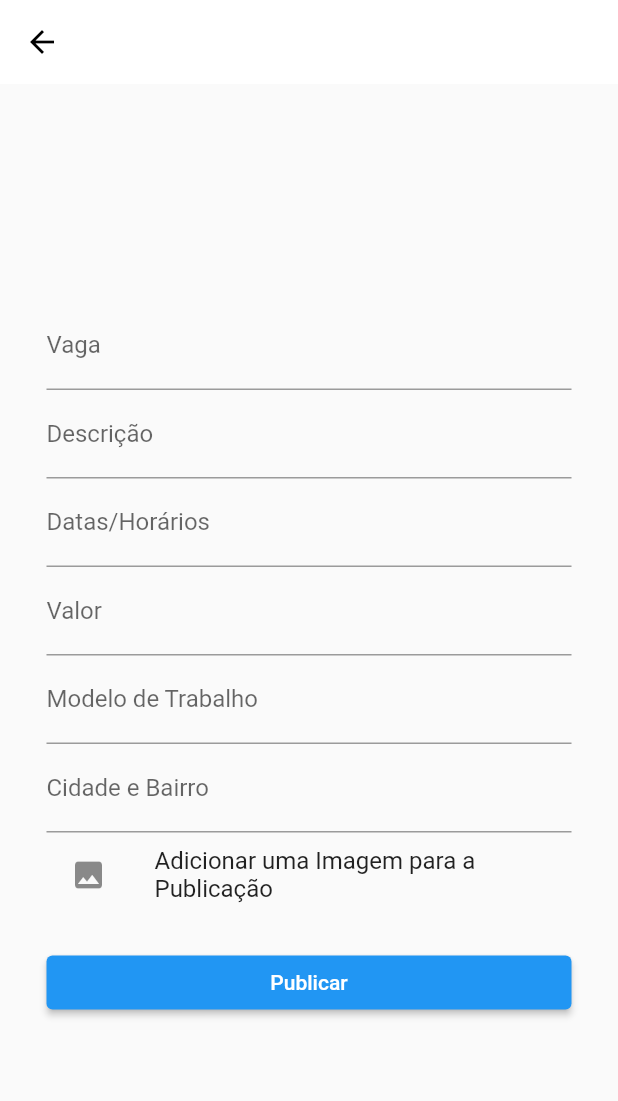
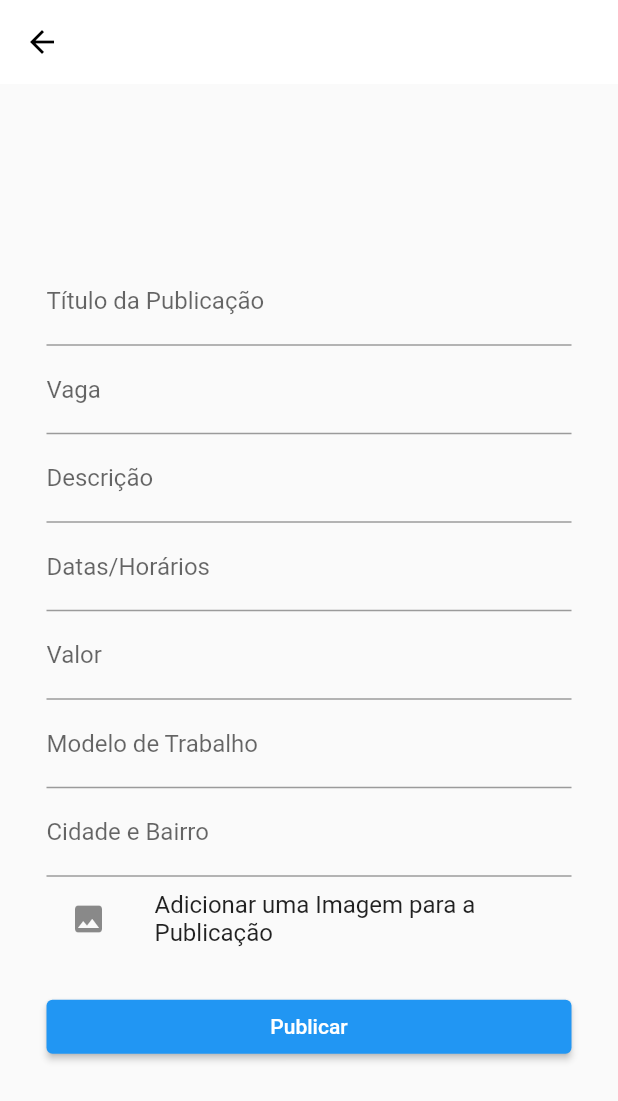
Before and after one commit to GustavoMartinx/Freela, a Flutter app: the FormPub screen opened directly, after a tap on "Adicionar uma Imagem para a Publicação", on a phone screen of 412 x 824 dp. Shown: the top 1101 px of the screen. Run offline on Flutter 3.47's test engine with Material 2 defaults, Android fonts, the light colour scheme and no system bars; our stand-ins replace image_picker; missing offline and left inert: dart:html.

Commit message:
feat: send pub form in formPub.dart (exept image)

```diff
--- a/project/lib/screens/subscreens/formPub.dart
+++ b/project/lib/screens/subscreens/formPub.dart
@@ -7,30 +7,38 @@ import 'package:image_picker/image_picker.dart';
 import '../../models/pubForm.dart';
 import 'package:http/http.dart' as http;
 
-Future<Pub> createPub(String vaga, String desc, String datasHorarios,
-    String valor, String modeloTrab, String cidadeBairro, String imagem) async {
+Future<Pub> createPub(
+    String titulo,
+    String vaga,
+    String desc,
+    String datasHorarios,
+    String valor,
+    String modeloTrab,
+    String cidadeBairro,
+    Future<String> imagem) async {
   final response = await http.post(
     Uri.parse(
-        'https://jsonplaceholder.typicode.com/albums'), //https://localhost:3000/store-Pub/
+        'http://localhost:3000/store-pub/'), //https://jsonplaceholder.typicode.com/albums  // http://localhost:3000/store-pub/
     headers: <String, String>{
       'Content-Type': 'application/json; charset=UTF-8',
     },
-    body: jsonEncode(<String, String>{
-      // mas e o id?
+    body: jsonEncode(<String, dynamic>{
+      'titulo': titulo,
       'vaga': vaga,
       'desc': desc,
       'datasHorarios': datasHorarios,
       'valor': valor,
       'modeloTrab': modeloTrab,
       'cidadeBairro': cidadeBairro,
-      'imagem': imagem,
+      'imagem': imagem.toString(),
     }),
   );
 
   if (response.statusCode == 201) {
     // If the server did return a 201 CREATED response,
     // then parse the JSON.
-    return Pub.fromJson(jsonDecode(response.body)); // estranho (colocar popup?)
+    return Pub.fromJson(
+        jsonDecode(response.body)['dados']); // estranho (colocar popup?)
   } else {
     // If the server did not return a 201 CREATED response,
     // then throw an exception.
@@ -46,22 +54,42 @@ class FormPub extends StatefulWidget {
 }
 
 class _FormPubState extends State<FormPub> {
-
+  final TextEditingController _controllerTitulo = TextEditingController();
   final TextEditingController _controllerVaga = TextEditingController();
   final TextEditingController _controllerDesc = TextEditingController();
-  final TextEditingController _controllerDatasHorarios = TextEditingController();
+  final TextEditingController _controllerDatasHorarios =
+      TextEditingController();
   final TextEditingController _controllerValor = TextEditingController();
   final TextEditingController _controllerModeloTrab = TextEditingController();
   final TextEditingController _controllerCidadeBairro = TextEditingController();
   Future<Pub>? _futurePub;
 
   XFile? image;
+  // late String titulo;
   late String vaga;
   late String desc;
   late String datasHorarios;
   late String valor;
   late String modeloTrab;
   late String cidadeBairro;
+  late Future<String> x;
+
+  Widget buildTitulo() {
+    return TextFormField(
+      decoration: const InputDecoration(
+          labelText: 'Título da Publicação',
+          hintText: 'Informe um Título para a Publicação'),
+      validator: (value) {
+        if (value == '') {
+          return 'Campo obrigatório';
+        }
+      },
+      // onSaved: (value) {
+      //   vaga = value.toString();
+      // },
+      controller: _controllerTitulo,
+    );
+  }
 
   Widget buildVaga() {
     return TextFormField(
@@ -92,6 +120,7 @@ class _FormPubState extends State<FormPub> {
       onSaved: (value) {
         desc = value.toString();
       },
+      controller: _controllerDesc,
     );
   }
 
@@ -108,6 +137,7 @@ class _FormPubState extends State<FormPub> {
       onSaved: (value) {
         datasHorarios = value.toString();
       },
+      controller: _controllerDatasHorarios,
     );
   }
 
@@ -123,6 +153,7 @@ class _FormPubState extends State<FormPub> {
       onSaved: (value) {
         valor = value.toString();
       },
+      controller: _controllerValor,
     );
   }
 
@@ -138,6 +169,7 @@ class _FormPubState extends State<FormPub> {
       onSaved: (value) {
         modeloTrab = value.toString();
       },
+      controller: _controllerModeloTrab,
     );
   }
 
@@ -152,14 +184,19 @@ class _FormPubState extends State<FormPub> {
       onSaved: (value) {
         cidadeBairro = value.toString();
       },
+      controller: _controllerCidadeBairro,
     );
   }
 
   Widget buildImage() {
     return ListTile(
       leading: Icon(Icons.image),
-      title: Text("Adicionar uma Imagem para a Publicação"),
-      onTap: selectImage,
+      title: const Text("Adicionar uma Imagem para a Publicação"),
+      onTap: (() {
+        //controller:
+        x = selectImage();
+        print(x);
+      }),
       trailing: image != null
           ? Image.network(image!.path)
           : null, // Image.file(File(image!.path))
@@ -222,14 +259,20 @@ class _FormPubState extends State<FormPub> {
           width: 350,
           height: 800,
           // padding: EdgeInsets.only(top: 10, left: 700),
-          child: Form(
+          child: (_futurePub == null) ? buildForm() : buildFutureBuilder(),
+        ),
+      ),
+    );
+  }
+
+  Form buildForm() {
+    return Form(
       child: Column(
         mainAxisSize: MainAxisSize.min,
         crossAxisAlignment: CrossAxisAlignment.stretch,
         mainAxisAlignment: MainAxisAlignment.center,
-              children:
-              // if (_futurePub == null) {
-              <Widget>[
+        children: <Widget>[
+          buildTitulo(),
           buildVaga(),
           buildDesc(),
           buildDatasHorarios(),
@@ -244,17 +287,21 @@ class _FormPubState extends State<FormPub> {
               style: TextStyle(color: Colors.white, fontSize: 14),
             ),
             onPressed: () => {
-                    // dialogBuilderNotify(context),
               setState(() {
-                      _futurePub = createPub(_controllerVaga.text, _controllerDesc, _controllerDatasHorarios,
-    _controllerValor, _controllerModeloTrab, _controllerCidadeBairro/*, imagem*/); // colocar .text em todos
-                    });
+                _futurePub = createPub(
+                  _controllerTitulo.text,
+                  _controllerVaga.text,
+                  _controllerDesc.text,
+                  _controllerDatasHorarios.text,
+                  _controllerValor.text,
+                  _controllerModeloTrab.text,
+                  _controllerCidadeBairro.text,
+                  x, // imagem
+                );
+              }),
             },
           ),
-              ],//} else{ buildFutureBuilder() },
-            ),
-          ),
-        ),
+        ],
       ),
     );
   }
@@ -264,9 +311,15 @@ class _FormPubState extends State<FormPub> {
       future: _futurePub,
       builder: (context, snapshot) {
         if (snapshot.hasData) {
-          return Text(snapshot.data!.vaga);
+          // dialogBuilderNotify(context);
+          return Text(snapshot.data!.titulo); // publi (completa?) criada!
+          //return Text(snapshot.data!.desc);
+          //return Text(snapshot.data!.datasHorarios);
+          //return Text(snapshot.data!.valor);
+          //return Text(snapshot.data!.modeloTrab);
+          //return Text(snapshot.data!.cidadeBairro);
         } else if (snapshot.hasError) {
-          return Text('${snapshot.error}');
+          return Text('eh isso aqui: ${snapshot.error}');
         }
 
         return const CircularProgressIndicator();
@@ -274,10 +327,31 @@ class _FormPubState extends State<FormPub> {
     );
   }
 
-  selectImage() async {
+  Future<String> selectImage() async {
     final ImagePicker picker = ImagePicker();
 
     XFile? file = await picker.pickImage(source: ImageSource.gallery);
     if (file != null) setState(() => image = file);
+
+    final imageBytes = await file!.readAsBytes();
+    MemoryImage(imageBytes);
+    String base64Image = base64Encode(imageBytes);
+
+    return base64Image;
+    // print(base64Image);
+
+    // File imageFile = File(file!.path);
+    // List<int> imageBytes = imageFile.readAsBytesSync();
+    // String base64Image = base64.encode(imageBytes);
+    // print(base64Image);
+
+    // final xFile = await _controller.takePicture();
+    // final path = file.path;
+    // final bytes = await File(path).readAsBytes();
+    // final img.Image image = img.decodeImage(bytes);
+
+    //final imageFile = Image.network(file!.path);
+    // XFile.fromData(Image.network("").);
+    //String base64Image = base64Encode(imageBytes);
   }
 }
```
Lines whose indentation alone changed are shown as unchanged.
